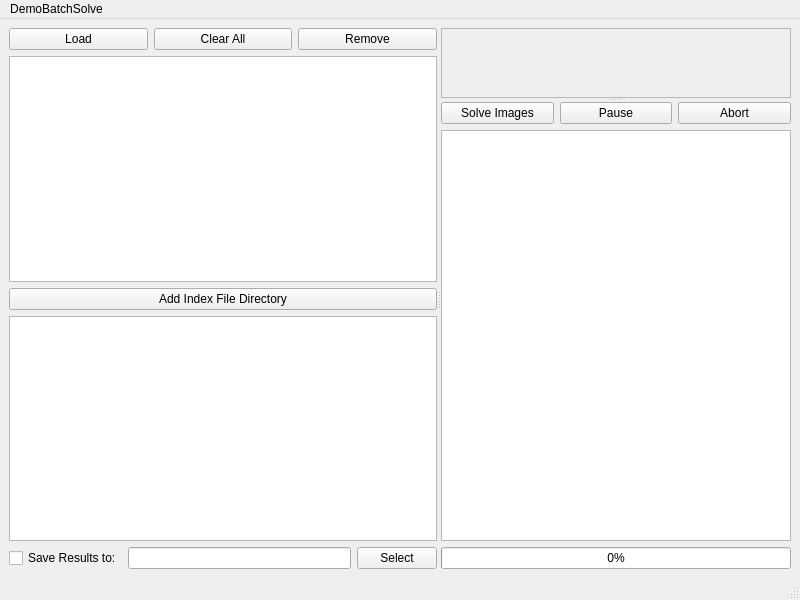
Qt form demos/demobatchsolve.ui (rlancaste/stellarsolver) before a commit.
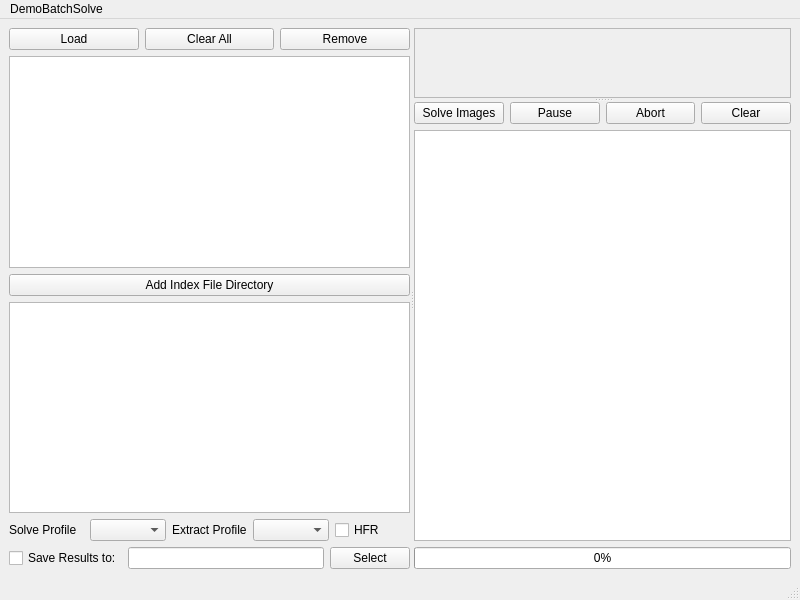
The same form after that commit. Custom widgets are drawn as their Qt base class.

What changed in the file:
```diff
--- a/demos/demobatchsolve.ui
+++ b/demos/demobatchsolve.ui
@@ -56,9 +56,9 @@
         <item>
          <layout class="QVBoxLayout" name="verticalLayout_4">
           <item>
-           <widget class="QListWidget" name="imagesList">
-            <property name="selectionMode">
-             <enum>QAbstractItemView::ExtendedSelection</enum>
+           <widget class="QTableWidget" name="imagesList">
+            <property name="selectionBehavior">
+             <enum>QAbstractItemView::SelectRows</enum>
             </property>
            </widget>
           </item>
@@ -70,7 +70,56 @@
            </widget>
           </item>
           <item>
-           <widget class="QListWidget" name="indexDirectories"/>
+           <widget class="QListWidget" name="indexDirectories">
+            <property name="toolTip">
+             <string>The list of file directories to search for index files.</string>
+            </property>
+           </widget>
+          </item>
+          <item>
+           <layout class="QHBoxLayout" name="horizontalLayout_5">
+            <property name="topMargin">
+             <number>0</number>
+            </property>
+            <item>
+             <widget class="QLabel" name="label">
+              <property name="text">
+               <string>Solve Profile</string>
+              </property>
+             </widget>
+            </item>
+            <item>
+             <widget class="QComboBox" name="solveProfile">
+              <property name="toolTip">
+               <string>The StellarSolver Profile to be used for Solving</string>
+              </property>
+             </widget>
+            </item>
+            <item>
+             <widget class="QLabel" name="label_2">
+              <property name="text">
+               <string>Extract Profile</string>
+              </property>
+             </widget>
+            </item>
+            <item>
+             <widget class="QComboBox" name="extractProfile">
+              <property name="toolTip">
+               <string>The StellarSolver profile to be used for the Star Extraction</string>
+              </property>
+             </widget>
+            </item>
+            <item>
+             <widget class="QCheckBox" name="getHFR">
+              <property name="toolTip">
+               <string>Whether to solve with HFR, which takes significantly longer to extract.</string>
+              </property>
+              <property name="text">
+               <string>HFR</string>
+              </property>
+             </widget>
+            </item>
+           </layout>
           </item>
           <item>
            <layout class="QHBoxLayout" name="horizontalLayout_2">
@@ -113,7 +162,7 @@
           <rect>
            <x>0</x>
            <y>0</y>
-           <width>336</width>
+           <width>362</width>
            <height>68</height>
           </rect>
          </property>
@@ -168,6 +217,16 @@
              </property>
             </widget>
            </item>
+           <item>
+            <widget class="QPushButton" name="solveB_2">
+             <property name="toolTip">
+              <string>Clears the log</string>
+             </property>
+             <property name="text">
+              <string>Clear</string>
+             </property>
+            </widget>
+           </item>
           </layout>
          </item>
          <item>
```
Left out of the diff: 33 changed lines with no effect on the pictures.
